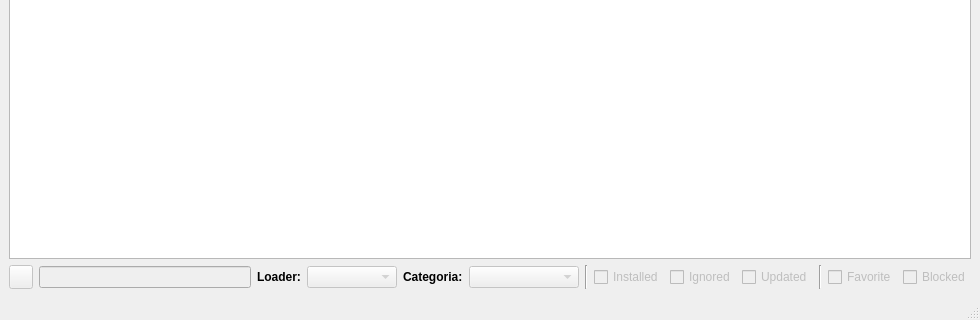
Qt form pyqt_windows/main_window.ui (MelonRodante/ModList) before a commit; both pictures show x 0 to 980 and y 280 to 600 of the 980 by 600 pixel window.
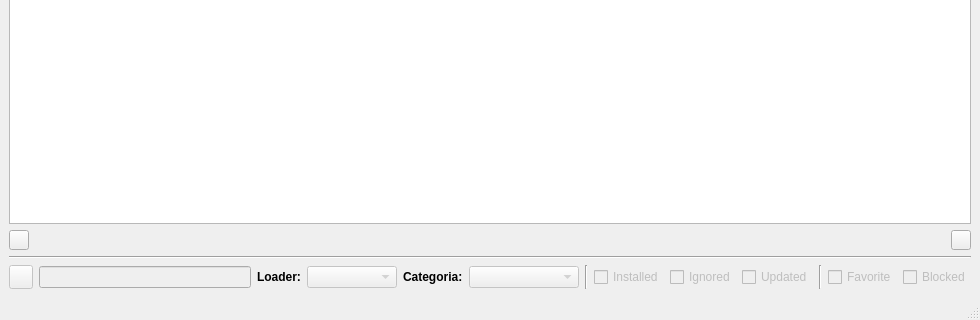
The same form after that commit. Icons and pictures are not drawn.

Diff of the .ui file:
```diff
--- a/pyqt_windows/main_window.ui
+++ b/pyqt_windows/main_window.ui
@@ -217,6 +217,93 @@
       </column>
      </widget>
     </item>
+    <item>
+     <layout class="QHBoxLayout" name="horizontalLayout_2">
+      <property name="topMargin">
+       <number>0</number>
+      </property>
+      <item>
+       <widget class="QPushButton" name="pushButton">
+        <property name="minimumSize">
+         <size>
+          <width>16</width>
+          <height>16</height>
+         </size>
+        </property>
+        <property name="maximumSize">
+         <size>
+          <width>20</width>
+          <height>20</height>
+         </size>
+        </property>
+        <property name="text">
+         <string/>
+        </property>
+        <property name="icon">
+         <iconset resource="../res/icons.qrc">
+          <normaloff>:/main_windows_icons/arrow_left.png</normaloff>
+          <disabledoff>:/main_windows_icons/arrow_left_off.png</disabledoff>:/main_windows_icons/arrow_left.png</iconset>
+        </property>
+        <property name="iconSize">
+         <size>
+          <width>12</width>
+          <height>14</height>
+         </size>
+        </property>
+       </widget>
+      </item>
+      <item>
+       <spacer name="horizontalSpacer">
+        <property name="orientation">
+         <enum>Qt::Horizontal</enum>
+        </property>
+        <property name="sizeHint" stdset="0">
+         <size>
+          <width>40</width>
+          <height>20</height>
+         </size>
+        </property>
+       </spacer>
+      </item>
+      <item>
+       <widget class="QPushButton" name="pushButton_2">
+        <property name="minimumSize">
+         <size>
+          <width>16</width>
+          <height>16</height>
+         </size>
+        </property>
+        <property name="maximumSize">
+         <size>
+          <width>20</width>
+          <height>20</height>
+         </size>
+        </property>
+        <property name="text">
+         <string/>
+        </property>
+        <property name="icon">
+         <iconset resource="../res/icons.qrc">
+          <normaloff>:/main_windows_icons/arrow_right.png</normaloff>
+          <disabledoff>:/main_windows_icons/arrow_right_off.png</disabledoff>:/main_windows_icons/arrow_right.png</iconset>
+        </property>
+        <property name="iconSize">
+         <size>
+          <width>12</width>
+          <height>14</height>
+         </size>
+        </property>
+       </widget>
+      </item>
+     </layout>
+    </item>
+    <item>
+     <widget class="Line" name="line_3">
+      <property name="orientation">
+       <enum>Qt::Horizontal</enum>
+      </property>
+     </widget>
+    </item>
     <item>
      <layout class="QHBoxLayout" name="horizontalLayout">
       <property name="topMargin">
```
